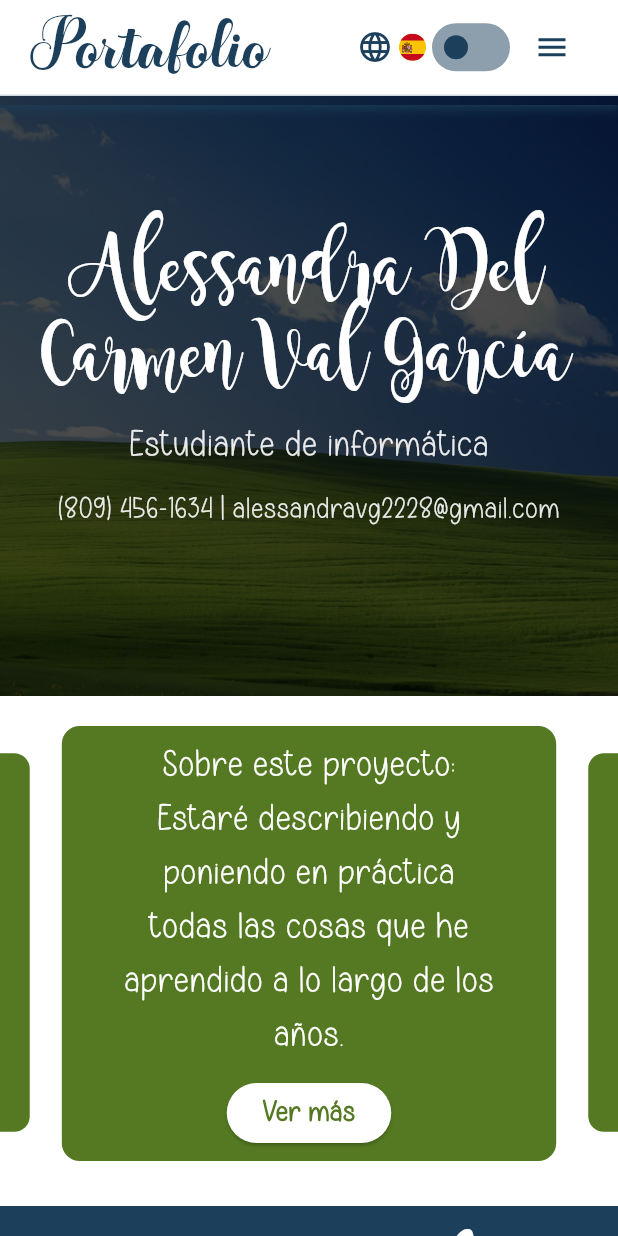
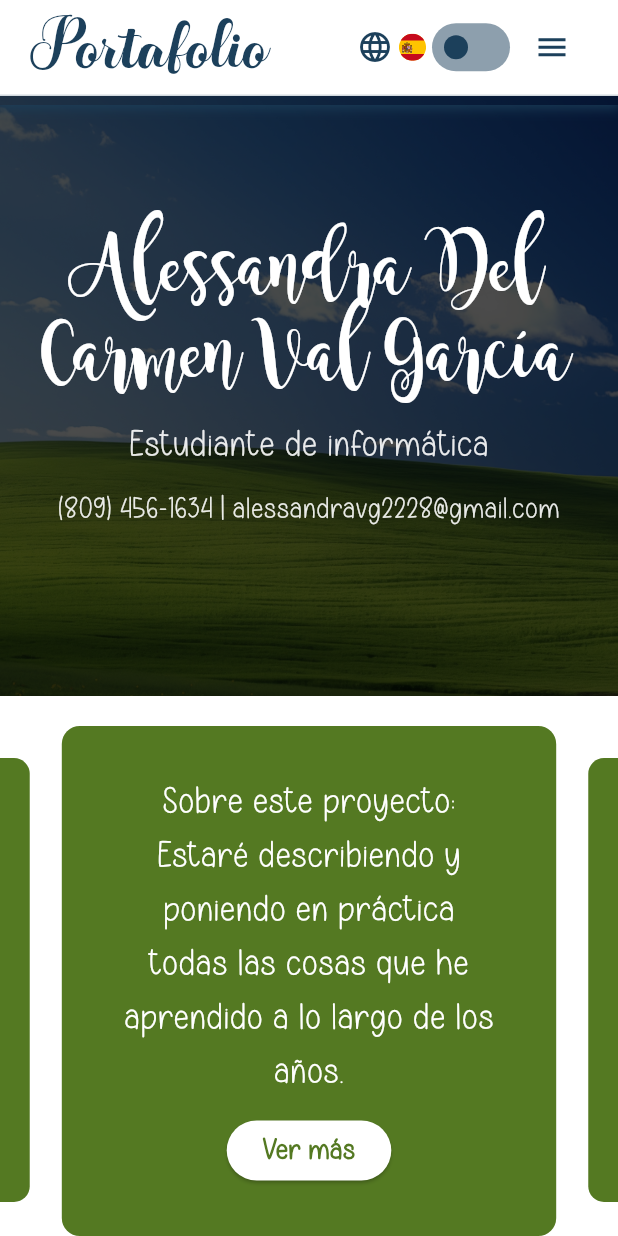
Before and after one commit to yoonsugssa/portafolilo, a Flutter app: the screen it shows after launch, on a phone screen of 412 x 824 dp. Run offline on Flutter 3.47's test engine with Material 3 defaults, Android fonts, the phone set to English and light mode, and no system bars; drawn by our look-alikes of carousel_slider; our stand-ins replace flutter_riverpod, flutter_svg, gap, riverpod_annotation, shared_preferences; generated files the repository leaves out were written again.

Commit message:
cambios en el tamanio

```diff
--- a/lib/home_page.dart
+++ b/lib/home_page.dart
@@ -79,7 +79,7 @@ class HomePage extends ConsumerWidget {
             );
           }).toList(),
           options: CarouselOptions(
-            height: 300,
+            height: 350,
             autoPlay: true,
             enlargeCenterPage: true,
           ),
```
